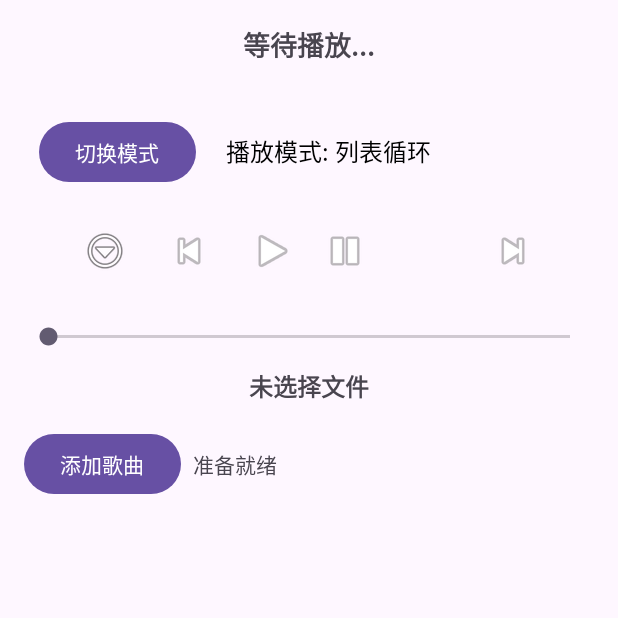
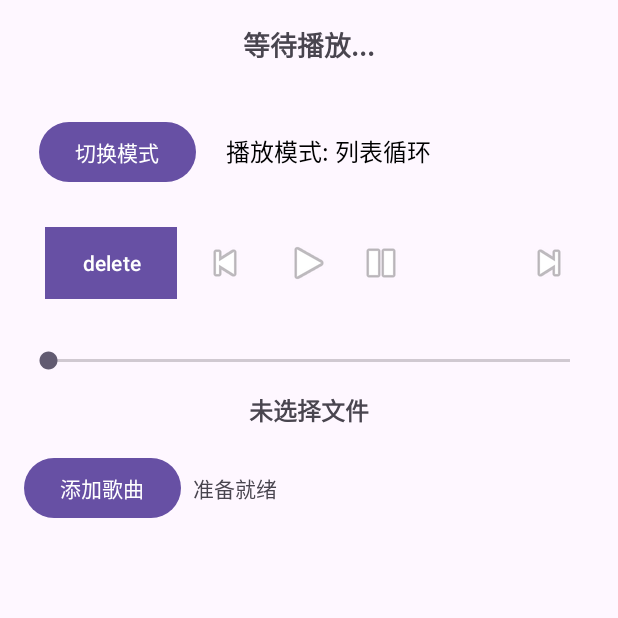
Before and after one commit to Kriemseeley/MusicPlayer, an Android app: the screen it shows after launch (MainActivity), on a phone screen of 412 x 824 dp, the top half of it. Run offline under Robolectric (Android 15) with nearby library versions, the phone set to English and light mode, and no system bars.

Commit message:
增加了保存播放列表状态和修改播放列表的功能

```diff
--- a/app/src/main/java/com/example/myapplication/MainActivity.java
+++ b/app/src/main/java/com/example/myapplication/MainActivity.java
@@ -1,70 +1,56 @@
 package com.example.myapplication;
 
-import android.annotation.SuppressLint;
 import android.app.Activity;
-import android.app.DownloadManager;
+import android.content.Context;
 import android.content.Intent;
-import android.content.res.AssetFileDescriptor;
+import android.content.SharedPreferences;
 import android.database.Cursor;
 import android.media.AudioManager;
 import android.media.MediaMetadataRetriever;
 import android.media.MediaPlayer;
 import android.net.Uri;
-import android.os.Build;
 import android.os.Bundle;
+import android.os.Handler;
 import android.provider.MediaStore;
 import android.provider.OpenableColumns;
 import android.util.Log;
-import android.view.View;
-import android.widget.ArrayAdapter;
 import android.widget.Button;
 import android.widget.ImageButton;
-import android.widget.PopupMenu;
+import android.widget.SeekBar;
 import android.widget.TextView;
+import android.widget.Toast;
 
-import androidx.activity.EdgeToEdge;
 import androidx.activity.result.ActivityResultLauncher;
-import androidx.activity.result.contract.ActivityResultContract;
 import androidx.activity.result.contract.ActivityResultContracts;
 import androidx.annotation.Nullable;
 import androidx.appcompat.app.AppCompatActivity;
-import androidx.core.graphics.Insets;
-import androidx.core.view.ViewCompat;
-import androidx.core.view.WindowInsetsCompat;
+import androidx.recyclerview.widget.LinearLayoutManager;
+import androidx.recyclerview.widget.RecyclerView;
 
 import java.io.IOException;
-import java.text.BreakIterator;
 import java.text.SimpleDateFormat;
 import java.util.ArrayList;
 import java.util.Collections;
-import java.util.Date;
 import java.util.HashMap;
 import java.util.List;
 import java.util.Locale;
 import java.util.Map;
-import java.util.Random;
-
-import android.media.MediaPlayer;
-import android.os.Bundle;
-import android.os.Handler;
-import android.widget.Button;
-import android.widget.SeekBar;
-import android.widget.TextView;
-import android.widget.Toast;
-
-import androidx.appcompat.app.AppCompatActivity;
-import androidx.recyclerview.widget.LinearLayoutManager;
-import androidx.recyclerview.widget.RecyclerView;
 
 public class MainActivity extends AppCompatActivity {
-    private enum PlayMode { LOOP, SHUFFLE, SINGLE }
+    private static final String PREFS_NAME = "MusicPrefs"; // SharedPreferences 名称
+    private static final String KEY_PLAYLIST = "playlist"; // 存储播放列表的 key
+    private static final String KEY_CURRENT_POSITION = "current_position"; // 存储播放进度
+    private static final String KEY_CURRENT_SONG = "current_song"; // 存储当前歌曲 index
+    private static final int PICK_AUDIO_REQUEST = 1;
+    private enum PlayMode {LOOP, SHUFFLE, SINGLE}
+    private static final SimpleDateFormat timeFormat =
+            new SimpleDateFormat("mm:ss", Locale.getDefault());
     private PlayMode currentPlayMode = PlayMode.LOOP;
     private List<Integer> shuffleOrder = new ArrayList<>();
     private int shuffleIndex = 0;
-
     private MediaPlayer mediaPlayer;
     private ActivityResultLauncher<Intent> filePickerLauncher;
-    private RecyclerView recyclerView;
+//    private RecyclerView recyclerView;
     private SongAdapter adapter;
     private List<Song> songList;
     private SeekBar seekBar;
@@ -72,20 +58,20 @@ public class MainActivity extends AppCompatActivity {
     private Thread playerThread;
     private boolean isSeeking = false;
     private Handler handler = new Handler();
+    private final Runnable updateSeekBar = new Runnable() {
+        @Override
+        public void run() {
+            if (mediaPlayer != null && !isSeeking) {
+                int currentPosition = mediaPlayer.getCurrentPosition();
+                seekBar.setProgress(currentPosition);
+            }
+            handler.postDelayed(this, 500);
+        }
+    };
     private volatile boolean isPlaying = false;
-    private Map<Integer,String> songMap = new HashMap<>();
-    private PlaylistManager playlistManager;
+    private Map<Integer, String> songMap = new HashMap<>();
     private SongAdapter songAdapter;
     private int currentPlayingIndex = -1;
-    private static final int PICK_AUDIO_REQUEST = 1;
-    private Button prevButton, nextButton;
-
-
-
-
-    private static final SimpleDateFormat timeFormat =
-            new SimpleDateFormat("mm:ss", Locale.getDefault());
-
     private Runnable updateProgressRunnable = new Runnable() {
         @Override
         public void run() {
@@ -102,13 +88,6 @@ public class MainActivity extends AppCompatActivity {
     protected void onCreate(Bundle savedInstanceState) {
         super.onCreate(savedInstanceState);
         setContentView(R.layout.activity_main);
-//按钮，变量初始化
-
-//        recyclerView = findViewById(R.id.recycler_view);
-//        adapter = new SongAdapter(songList);
-//        recyclerView.setLayoutManager(new LinearLayoutManager(this));
-//        recyclerView.setAdapter(adapter);
-
 
         songList = new ArrayList<>();
         updatePlayModeText();
@@ -120,18 +99,19 @@ public class MainActivity extends AppCompatActivity {
         mediaPlayer = MediaPlayer.create(this, R.raw.test_audio);
         seekBar.setMax(mediaPlayer.getDuration());
         TextView currentSong = findViewById(R.id.tv_current_song_name);
-        playlistManager = new PlaylistManager();
         songList = new ArrayList<>();
-        songAdapter = new SongAdapter(songList,position -> playSong(position));
+        songAdapter = new SongAdapter(songList, position -> playSong(position));
         RecyclerView songRecyclerView = findViewById(R.id.song_recycler_view);
         songRecyclerView.setLayoutManager(new LinearLayoutManager(this));
         songRecyclerView.setAdapter(songAdapter);
-        ImageButton btnMore = findViewById(R.id.btn_more);
+//        ImageButton btnMore = findViewById(R.id.btn_more);
 //        songList = new ArrayList<>();
 //
+        //加载上一次播放列表和播放进度
+        loadPlaylist();
 //        注册文件选择器
         filePickerLauncher = registerForActivityResult(
-                new ActivityResultContracts.StartActivityForResult(),result -> {
+                new ActivityResultContracts.StartActivityForResult(), result -> {
                     if (result.getResultCode() == Activity.RESULT_OK && result.getData() != null) {
                         Uri audioUri = result.getData().getData();
 
@@ -202,6 +182,9 @@ public class MainActivity extends AppCompatActivity {
         findViewById(R.id.btn_stop).setOnClickListener(v -> stopPlayback());
         //添加歌曲
         findViewById(R.id.btn_add_song).setOnClickListener((v -> addSong()));
+        //删除歌曲
+        findViewById(R.id.btn_delete_song).setOnClickListener(v -> removeSelectedSong());
+        //上一首
         prevButton.setOnClickListener(v -> playPrevious());
         nextButton.setOnClickListener(v -> playNext());
 //进度条
@@ -237,10 +220,8 @@ public class MainActivity extends AppCompatActivity {
         findViewById(R.id.btn_switch_mode).setOnClickListener(v -> switchPlayMode());
     }
 
-//    private MediaPlayer mediaPlayer = new MediaPlayer();
-
     private void playSong(int position) {
-        if (position < 0 || position >= songList.size());
+        if (position < 0 || position >= songList.size()) ;
         Song song = songList.get(position);
         Uri uri = Uri.parse(song.getFilePath()); // 直接解析 URI
 
@@ -265,6 +246,9 @@ public class MainActivity extends AppCompatActivity {
             tv_status.setText("正在播放：" + song.getName());
             currentSong.setText(song.getName());
 
+            //使当前播放的歌曲滚动到播放列表的第一位置，值改变ui
+            RecyclerView songRecyclerView = findViewById(R.id.song_recycler_view);
+            ((LinearLayoutManager) songRecyclerView.getLayoutManager()).scrollToPositionWithOffset(position, 0);
             //when click the music in player will init the seekbar to update the progress
             seekBar.setMax(mediaPlayer.getDuration());
             seekBar.setProgress(0);
@@ -279,7 +263,43 @@ public class MainActivity extends AppCompatActivity {
         }
     }
 
+    //delete the song we chosen
+    private void removeSelectedSong() {
+        if (currentPlayingIndex >= 0 && currentPlayingIndex < songList.size()) {
+            removeSong(currentPlayingIndex);
+        }
+    }
+    //remove song
+    private void removeSong(int position) {
+        if (position >= 0 && position < songList.size()) {
+            boolean wasPlaying = (position == currentPlayingIndex);
 
+            // 删除歌曲
+            songList.remove(position);
+            songAdapter.notifyItemRemoved(position);
+            songAdapter.notifyDataSetChanged();
+
+            // 重新计算当前播放索引
+            if (wasPlaying) {
+                if (!songList.isEmpty()) {
+                    int newIndex = (int) (Math.random() * songList.size()); // 随机选择新歌
+                    playSong(newIndex);
+                } else {
+                    // 播放列表为空，停止播放
+                    if (mediaPlayer != null) {
+                        mediaPlayer.stop();
+                        mediaPlayer.release();
+                        mediaPlayer = null;
+                    }
+                    currentPlayingIndex = -1;
+                    isPlaying = false;
+                }
+            }
+
+            // 保存修改后的播放列表
+            savePlaylist();
+        }
+    }
 
     private void playPrevious() {
         if (currentPlayingIndex > 0) {
@@ -300,6 +320,49 @@ public class MainActivity extends AppCompatActivity {
         } else {
             currentPlayingIndex = (currentPlayingIndex + 1) % songList.size();
             playSong(currentPlayingIndex);
+        }
+    }
+    //save current playlist and song progress
+    private void savePlaylist() {
+        SharedPreferences prefs = getSharedPreferences(PREFS_NAME, Context.MODE_PRIVATE);
+        SharedPreferences.Editor editor = prefs.edit();
+
+        StringBuilder playlistData = new StringBuilder();
+        for  (Song song : songList) {
+            playlistData.append(song.getName()).append("|").append(song.getFilePath()).append("\n");
+        }
+//        String playlistString = new Gson().toJson(songList);
+        editor.putString(KEY_PLAYLIST, playlistData.toString());
+        editor.putInt(KEY_CURRENT_SONG,mediaPlayer.getCurrentPosition());
+        if (mediaPlayer != null) {
+            editor.putInt(KEY_CURRENT_POSITION, mediaPlayer.getCurrentPosition());
+        }
+
+    }
+
+    //加载列表
+    private void loadPlaylist() {
+        SharedPreferences prefs = getSharedPreferences(PREFS_NAME, Context.MODE_PRIVATE);
+        String savedPlaylist = prefs.getString(KEY_PLAYLIST, "");
+        int savedPosition = prefs.getInt(KEY_CURRENT_POSITION, 0);
+        int savedSongIndex = prefs.getInt(KEY_CURRENT_SONG, 0);
+
+        if (!savedPlaylist.isEmpty()) {
+            songList.clear();
+            String[] songs = savedPlaylist.split("\n");
+            for (String songData : songs) {
+                String[] details = songData.split("\\|");
+                if (details.length == 2) {
+                    String name = details[0];
+                    String filePath = details[1];
+                    songList.add(new Song(name, 0, filePath));
+                }
+            }
+            songAdapter.notifyDataSetChanged();
+        }
+        if (savedSongIndex >= 0 && savedSongIndex < songList.size()) {
+            playSong(savedPosition);
+            mediaPlayer.seekTo(savedPosition);
         }
     }
     //switch mode
@@ -323,9 +386,15 @@ public class MainActivity extends AppCompatActivity {
     private void updatePlayModeText() {
         String modeText;
         switch (currentPlayMode) {
-            case SHUFFLE: modeText = "随机播放"; break;
-            case SINGLE: modeText = "单曲循环"; break;
-            default: modeText = "列表循环"; break;
+            case SHUFFLE:
+                modeText = "随机播放";
+                break;
+            case SINGLE:
+                modeText = "单曲循环";
+                break;
+            default:
+                modeText = "列表循环";
+                break;
         }
         TextView tv_playMode = findViewById(R.id.tv_play_mode);
         tv_playMode.setText("播放模式: " + modeText);
@@ -339,6 +408,7 @@ public class MainActivity extends AppCompatActivity {
         Collections.shuffle(shuffleOrder);
         shuffleIndex = 0;
     }
+
     //    private static final int REQUEST_CODE_PICK_SONG = 101;
     //添加歌曲
     private void addSong() {
@@ -347,6 +417,7 @@ public class MainActivity extends AppCompatActivity {
         intent.addCategory(Intent.CATEGORY_OPENABLE);
         startActivityForResult(intent, PICK_AUDIO_REQUEST);
     }
+
     @Override
     protected void onActivityResult(int requestCode, int resultCode, @Nullable Intent data) {
         super.onActivityResult(requestCode, resultCode, data);
@@ -368,10 +439,10 @@ public class MainActivity extends AppCompatActivity {
             retriever.setDataSource(this, uri);
             String durationStr = retriever.extractMetadata(MediaMetadataRetriever.METADATA_KEY_DURATION);
             return durationStr != null ? Integer.parseInt(durationStr) / 1000 : 0;
-        }catch (Exception e){
+        } catch (Exception e) {
             e.printStackTrace();
             return 0;
-        }finally {
+        } finally {
             try {
                 retriever.release();
             } catch (IOException e) {
@@ -380,6 +451,7 @@ public class MainActivity extends AppCompatActivity {
         }
 
     }
+
     public String getRealPathFromURI(Uri uri) {
         String filePath = null;
         if (uri.getScheme().equals("content")) {
@@ -399,16 +471,17 @@ public String getRealPathFromURI(Uri uri) {
     private void handleSelectedAudio(Uri audioUri) {
         //getname
         String filename = getFileName(audioUri);
-        Toast.makeText(this,"选择： " + filename, Toast.LENGTH_SHORT);
+        Toast.makeText(this, "选择： " + filename, Toast.LENGTH_SHORT);
 
-        Song newSong = new Song(filename, 0,"/storage/emulated/0/Music/song.mp3"); // 这里 0 代表时间长度，可扩展
+        Song newSong = new Song(filename, 0, "/storage/emulated/0/Music/song.mp3"); // 这里 0 代表时间长度，可扩展
         songList.add(newSong);
         adapter.notifyItemInserted(songList.size() - 1);
     }
+
     private String getFileName(Uri uri) {
         String displayName = "";
         try (Cursor cursor = getContentResolver().query(
-                uri,null,null,null,null
+                uri, null, null, null, null
         )) {
             if (cursor != null && cursor.moveToFirst()) {
                 displayName = cursor.getString(
@@ -418,6 +491,7 @@ public String getRealPathFromURI(Uri uri) {
         }
         return displayName;
     }
+
     private void stopPlayback() {
         if (mediaPlayer != null) {
             if (mediaPlayer.isPlaying()) {
@@ -475,27 +549,20 @@ public String getRealPathFromURI(Uri uri) {
     private void updateProgressText(int current, int duration) {
         progress.setText("播放进度: " + timeFormat.format(current) + " / " + timeFormat.format(duration));
     }
+
     private void startSeekBarUpdate() {
         handler.removeCallbacks(updateSeekBar);
         handler.post(updateSeekBar);
     }
 
-    private final Runnable updateSeekBar = new Runnable() {
-        @Override
-        public void run() {
-            if (mediaPlayer != null && !isSeeking) {
-                int currentPosition = mediaPlayer.getCurrentPosition();
-                seekBar.setProgress(currentPosition);
-            }
-            handler.postDelayed(this, 500);
-        }
-    };
-
     @Override
     protected void onDestroy() {
         super.onDestroy();
+        savePlaylist();//退出时保存
         if (mediaPlayer != null) {
             mediaPlayer.release();
         }
     }
+
+
 }
--- a/app/src/main/res/layout/activity_main.xml
+++ b/app/src/main/res/layout/activity_main.xml
@@ -1,6 +1,5 @@
 <?xml version="1.0" encoding="utf-8"?>
-<LinearLayout
-    xmlns:android="http://schemas.android.com/apk/res/android"
+<LinearLayout xmlns:android="http://schemas.android.com/apk/res/android"
     xmlns:tools="http://schemas.android.com/tools"
     android:layout_width="match_parent"
     android:layout_height="match_parent"
@@ -13,69 +12,81 @@
         android:id="@+id/tv_status"
         android:layout_width="wrap_content"
         android:layout_height="wrap_content"
+        android:layout_gravity="center"
+        android:paddingBottom="8dp"
         android:text="等待播放..."
         android:textSize="18sp"
-        android:textStyle="bold"
-        android:layout_gravity="center"
-        android:paddingBottom="8dp"/>
+        android:textStyle="bold" />
+
     <LinearLayout
         android:layout_width="match_parent"
         android:layout_height="wrap_content"
-        android:orientation="horizontal"
-        android:layout_marginTop="16dp">
+        android:layout_marginTop="16dp"
+        android:orientation="horizontal">
+
         <Button
             android:id="@+id/btn_switch_mode"
             android:layout_width="wrap_content"
             android:layout_height="wrap_content"
-            android:text="切换模式"
             android:layout_margin="10dp"
-            android:onClick="switchPlayMode" />
+            android:onClick="switchPlayMode"
+            android:text="切换模式" />
 
         <TextView
             android:id="@+id/tv_play_mode"
             android:layout_width="wrap_content"
             android:layout_height="wrap_content"
+            android:layout_margin="10dp"
             android:text="播放模式: 列表循环"
-            android:textSize="16sp"
             android:textColor="@android:color/black"
-            android:layout_margin="10dp"/>
-    </LinearLayout>>
+            android:textSize="16sp" />
+    </LinearLayout>
+    >
 
     <LinearLayout
         android:layout_width="match_parent"
         android:layout_height="wrap_content"
+        android:gravity="center"
         android:orientation="horizontal"
-        android:gravity="center"
         android:paddingVertical="8dp">
 
         <!-- 更多操作菜单 -->
-        <ImageButton
-            android:id="@+id/btn_more"
-            android:layout_width="48dp"
+<!--        <ImageButton-->
+<!--            android:id="@+id/btn_more"-->
+<!--            android:layout_width="48dp"-->
+<!--            android:layout_height="48dp"-->
+<!--            android:layout_marginEnd="8dp"-->
+<!--            android:background="?attr/selectableItemBackgroundBorderless"-->
+<!--            android:contentDescription="更多操作"-->
+<!--            android:src="@android:drawable/ic_menu_more" />-->
+
+        <Button
+            android:id="@+id/btn_delete_song"
+            android:layout_width="wrap_content"
             android:layout_height="48dp"
-            android:src="@android:drawable/ic_menu_more"
-            android:contentDescription="更多操作"
-            android:background="?attr/selectableItemBackgroundBorderless"
-            android:layout_marginEnd="8dp"/>
+            android:text="delete"
+            android:layout_margin="8dp"
+            android:background="@android:color/holo_red_light"
+            android:textColor="@android:color/white"/>
 
         <!-- 上一首 -->
         <ImageButton
             android:id="@+id/btn_prev"
             android:layout_width="48dp"
             android:layout_height="48dp"
-            android:src="@android:drawable/ic_media_previous"
+            android:layout_marginEnd="8dp"
+            android:background="?attr/selectableItemBackgroundBorderless"
             android:contentDescription="上一首"
-            android:background="?attr/selectableItemBackgroundBorderless"
-            android:layout_marginEnd="8dp"/>
+            android:src="@android:drawable/ic_media_previous" />
 
         <!-- 播放/暂停 -->
         <ImageButton
             android:id="@+id/btn_play"
             android:layout_width="48dp"
             android:layout_height="48dp"
-            android:src="@android:drawable/ic_media_play"
+            android:background="?attr/selectableItemBackgroundBorderless"
             android:contentDescription="播放"
-            android:background="?attr/selectableItemBackgroundBorderless" />
+            android:src="@android:drawable/ic_media_play" />
 
         <ImageButton
             android:id="@+id/btn_pause"
@@ -89,20 +100,19 @@
             android:id="@+id/btn_stop"
             android:layout_width="48dp"
             android:layout_height="48dp"
-            android:icon="@drawable/is_stop"
+            android:background="?attr/selectableItemBackgroundBorderless"
             android:contentDescription="停止"
-            android:background="?attr/selectableItemBackgroundBorderless"
-            />
+            android:icon="@drawable/is_stop" />
 
         <!-- 下一首 -->
         <ImageButton
             android:id="@+id/btn_next"
             android:layout_width="48dp"
             android:layout_height="48dp"
-            android:src="@android:drawable/ic_media_next"
+            android:layout_marginStart="16dp"
+            android:background="?attr/selectableItemBackgroundBorderless"
             android:contentDescription="下一首"
-            android:background="?attr/selectableItemBackgroundBorderless"
-            android:layout_marginStart="16dp"/>
+            android:src="@android:drawable/ic_media_next" />
 
     </LinearLayout>
 
@@ -111,7 +121,7 @@
         android:id="@+id/seekBar"
         android:layout_width="match_parent"
         android:layout_height="wrap_content"
-        android:layout_marginTop="16dp"/>
+        android:layout_marginTop="16dp" />
 
     <!-- 当前播放的文件名 -->
     <TextView
@@ -119,10 +129,10 @@
         android:layout_width="match_parent"
         android:layout_height="wrap_content"
         android:layout_marginTop="12dp"
+        android:gravity="center"
         android:text="未选择文件"
         android:textSize="16sp"
-        android:textStyle="bold"
-        android:gravity="center"/>
+        android:textStyle="bold" />
 
     <!--    <TextView-->
     <!--        android:id="@+id/tv_current_file"-->
@@ -142,25 +152,25 @@
     <LinearLayout
         android:layout_width="match_parent"
         android:layout_height="wrap_content"
-        android:orientation="horizontal"
-        android:layout_marginTop="16dp">
+        android:layout_marginTop="16dp"
+        android:orientation="horizontal">
 
         <Button
             android:id="@+id/btn_add_song"
             android:layout_width="wrap_content"
             android:layout_height="wrap_content"
-            android:text="添加歌曲"
-            android:layout_gravity="center_vertical"/>
+            android:layout_gravity="center_vertical"
+            android:text="添加歌曲" />
 
         <TextView
             android:id="@+id/tv_current_file"
             android:layout_width="0dp"
             android:layout_height="wrap_content"
+            android:layout_gravity="center_vertical"
+            android:layout_marginStart="8dp"
             android:layout_weight="1"
-            android:maxLines="1"
             android:ellipsize="end"
-            android:layout_gravity="center_vertical"
-            android:layout_marginStart="8dp"/>
+            android:maxLines="1" />
 
     </LinearLayout>
     <!-- 歌曲列表 -->
@@ -169,5 +179,5 @@
         android:layout_width="match_parent"
         android:layout_height="wrap_content"
         android:layout_marginTop="12dp"
-        android:paddingBottom="8dp"/>
+        android:paddingBottom="8dp" />
 </LinearLayout>
```
Lines whose indentation alone changed are shown as unchanged.
